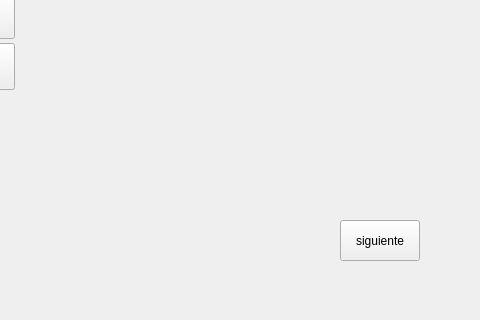
This is widget.ui in XJulianSalazarX/Parcial3 as Qt 5 draws it before an edit; both pictures show x 800 to 1280 and y 420 to 740 of the 1280 by 740 pixel window. The edited form follows.
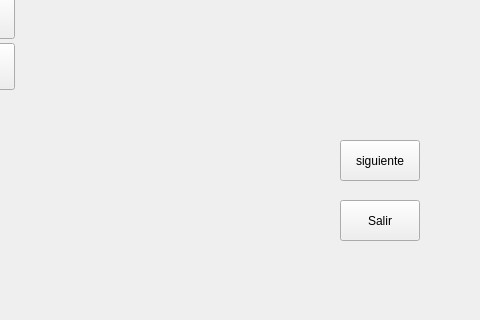
This is the edited form.

What changed in the file:
```diff
--- a/widget.ui
+++ b/widget.ui
@@ -83,7 +83,7 @@
    <property name="geometry">
     <rect>
      <x>1140</x>
-     <y>640</y>
+     <y>560</y>
      <width>80</width>
      <height>41</height>
     </rect>
@@ -195,6 +195,19 @@
     <number>300</number>
    </property>
   </widget>
+  <widget class="QPushButton" name="salir">
+   <property name="geometry">
+    <rect>
+     <x>1140</x>
+     <y>620</y>
+     <width>80</width>
+     <height>41</height>
+    </rect>
+   </property>
+   <property name="text">
+    <string>Salir</string>
+   </property>
+  </widget>
   <zorder>graphicsView</zorder>
   <zorder>splitter</zorder>
   <zorder>iniciar</zorder>
```
Left out of the diff: 1 changed line with no effect on the pictures.
